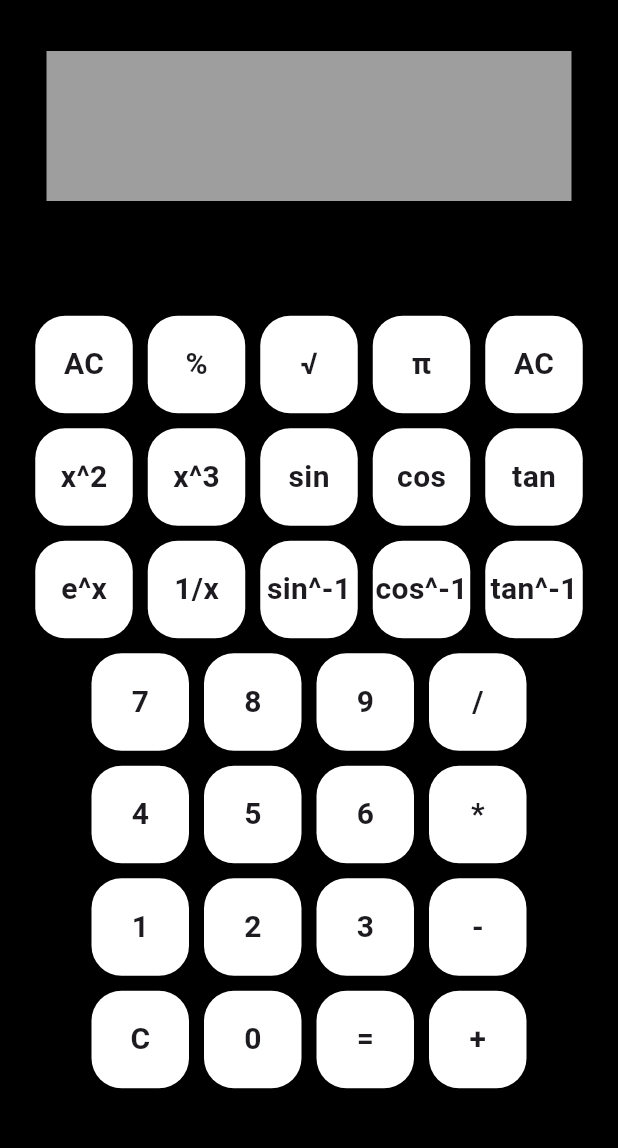
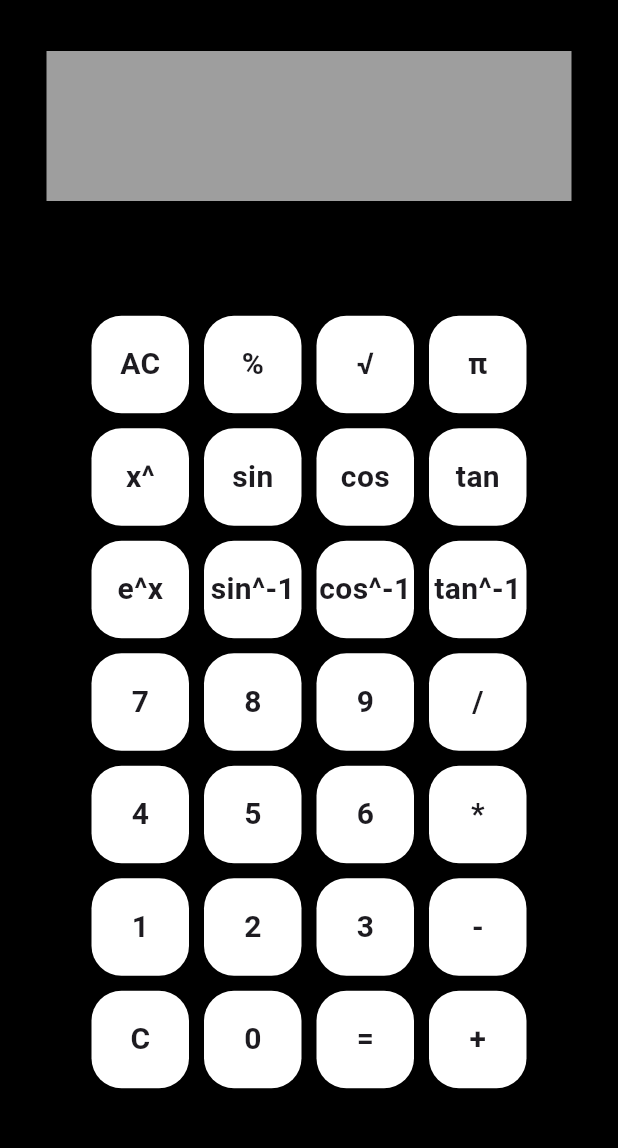
Before and after one commit to omar-albarakeh/advance-calculator, a Flutter app: the screen it shows after launch, on a phone screen of 412 x 824 dp, the part 63-1211 px from its top. Run offline on Flutter 3.47's test engine with Material 3 defaults, Android fonts, the phone set to English and light mode, and no system bars.

Commit message:
buttons labels updated

```diff
--- a/lib/home.dart
+++ b/lib/home.dart
@@ -11,9 +11,9 @@ class Home extends StatefulWidget {
 class _HomeState extends State<Home> {
 
   final buttonlabels = [
-    ['AC', '%', '√', 'π' ,'AC'],
-    ['x^2', 'x^3', 'sin', 'cos', 'tan'],
-    ['e^x', '1/x', 'sin^-1', 'cos^-1', 'tan^-1'],
+    ['AC', '%', '√', 'π' ],
+    ['x^','sin', 'cos', 'tan'],
+    ['e^x', 'sin^-1', 'cos^-1', 'tan^-1'],
     ['7', '8', '9', '/'],
     ['4', '5', '6', '*'],
     ['1', '2', '3', '-'],
```
